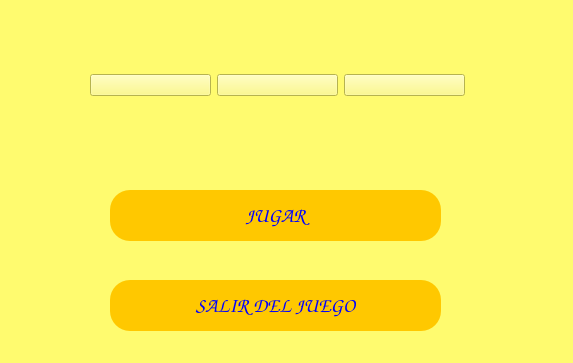
Old version of the form startwindow.ui in the repository LuisMiguelSC/project-flappy.
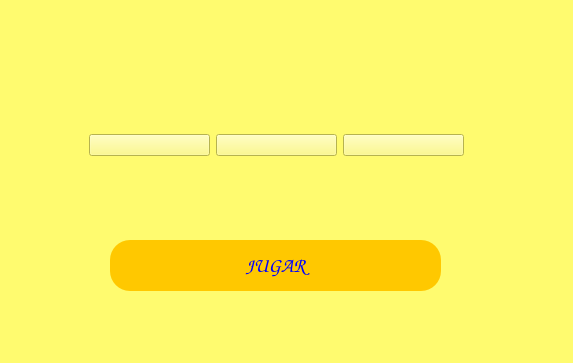
New version of the form. Icons and pictures are not drawn.

Patch:
```diff
--- a/startwindow.ui
+++ b/startwindow.ui
@@ -23,7 +23,7 @@
    <property name="geometry">
     <rect>
      <x>110</x>
-     <y>190</y>
+     <y>240</y>
      <width>331</width>
      <height>51</height>
     </rect>
@@ -53,10 +53,10 @@
   <widget class="QWidget" name="horizontalLayoutWidget">
    <property name="geometry">
     <rect>
-     <x>90</x>
-     <y>30</y>
+     <x>89</x>
+     <y>90</y>
      <width>375</width>
-     <height>111</height>
+     <height>110</height>
     </rect>
    </property>
    <layout class="QHBoxLayout" name="horizontalLayout">
@@ -113,37 +113,6 @@
     </item>
    </layout>
   </widget>
-  <widget class="QPushButton" name="Salir">
-   <property name="geometry">
-    <rect>
-     <x>110</x>
-     <y>280</y>
-     <width>331</width>
-     <height>51</height>
-    </rect>
-   </property>
-   <property name="font">
-    <font>
-     <family>Comic Sans MS</family>
-     <pointsize>-1</pointsize>
-     <bold>true</bold>
-    </font>
-   </property>
-   <property name="cursor">
-    <cursorShape>ArrowCursor</cursorShape>
-   </property>
-   <property name="styleSheet">
-    <string notr="true">border-radius: 20px;
-color: rgb(0, 0, 255);
-font-size: 20px;
-font-family: &quot;Comic Sans MS&quot;;
-font-weight: bold;
-background-color:rgb(255, 200, 0)</string>
-   </property>
-   <property name="text">
-    <string>SALIR DEL JUEGO</string>
-   </property>
-  </widget>
  </widget>
  <resources>
   <include location="assets.qrc"/>
```
Left out of the diff: 8 changed lines with no effect on the pictures.
